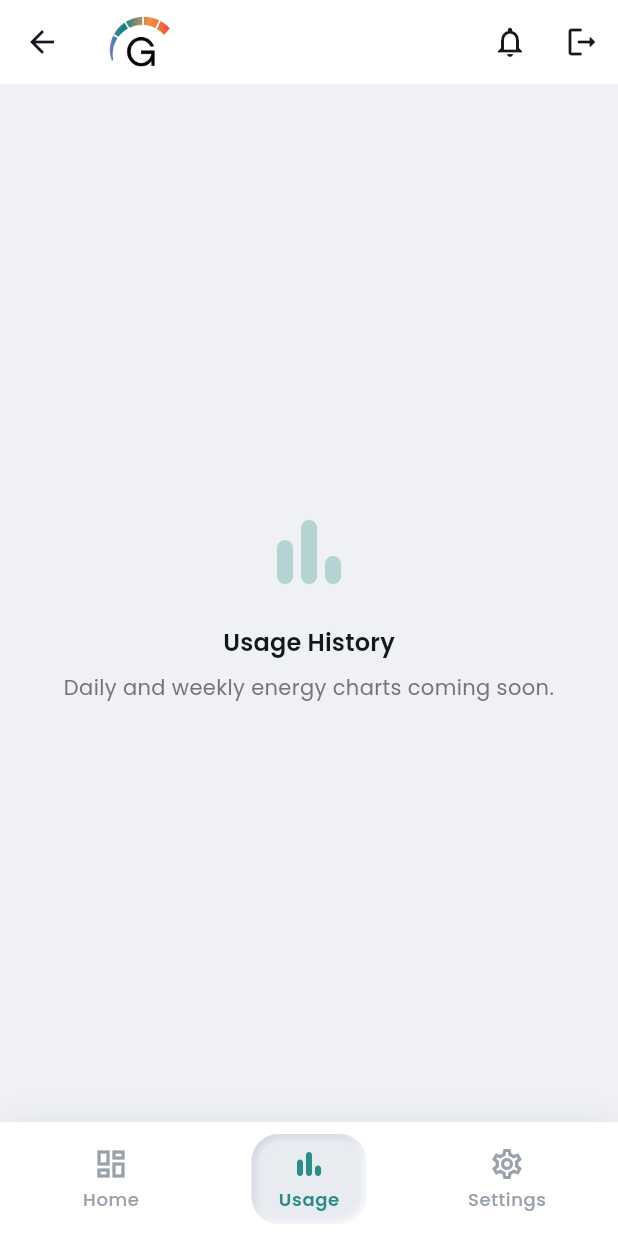
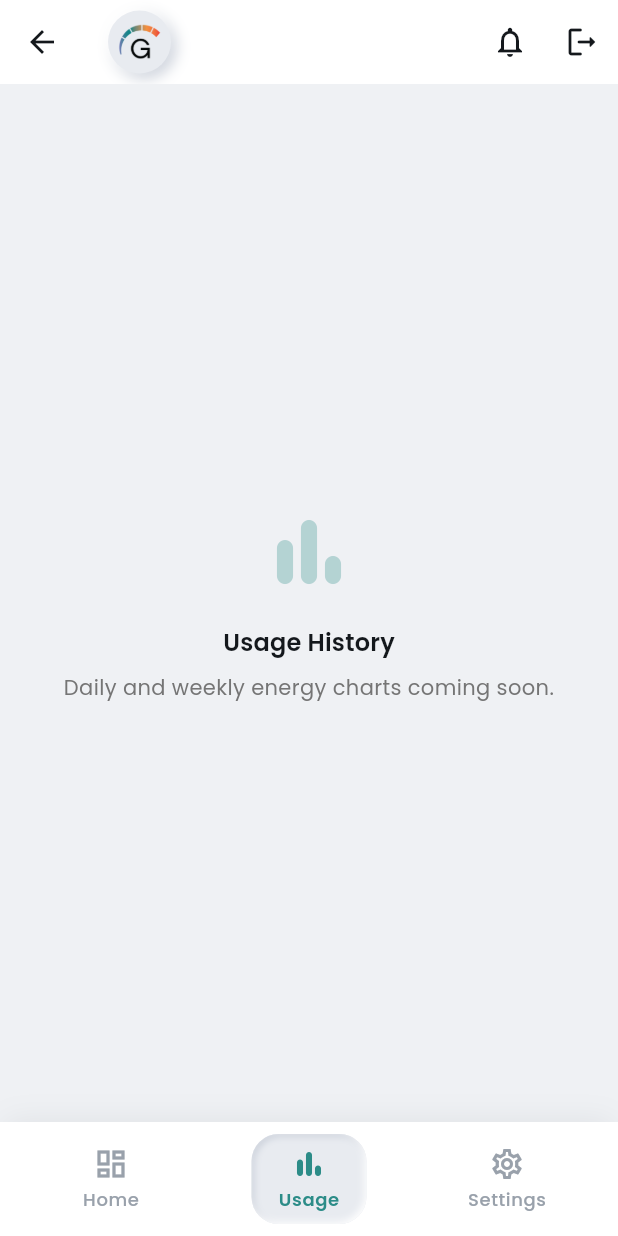
Before and after one commit to Belesprit26/gs_rework, a Flutter app: the DashboardPage screen opened directly, item 2 of the bottom bar chosen, on a phone screen of 412 x 824 dp. Run offline on Flutter 3.47's test engine with Material 3 defaults, Android fonts, the phone set to English and light mode, and no system bars; our stand-ins replace cloud_firestore, cloud_functions, connectivity_plus, drift, equatable, firebase_auth and 15 more; missing offline and left inert: network_info_plus, workmanager; accounts and stored records are empty; generated files the repository leaves out were written again; network calls fail; statements that could not run were skipped.

Commit message:
fix(ui): badge plinth colour follows its background; loud asset fallback
AuthLogoBadge took a plinth on/off bool; the neu disc only blends when its colour matches the ground it sits on. Replaced with a plinthColor parameter so the same badge blends on both the neuBase auth screen and (via the app bar taking neuBase) the dashboard bar. The missing-asset errorBuilder now logs loudly in debug instead of silently drawing an empty disc, which is what let a stale-bundle 'Asset not found' masquerade as a render bug. Doc-ref comments updated to documentation/.

```diff
--- a/lib/presentation/auth/auth_flow_view.dart
+++ b/lib/presentation/auth/auth_flow_view.dart
@@ -7,7 +7,7 @@ import 'widgets/neu_auth_widgets.dart';
 
 enum AuthMode { signIn, signUp }
 
-/// The auth screen, per DESIGN_LANGUAGE.md ("Applied: the auth
+/// The auth screen, per documentation/DESIGN_LANGUAGE.md ("Applied: the auth
 /// screens"): one `neuBase` surface edge to edge, the brand mark on a
 /// raised plinth as the single ramp moment, and the grooved mode well
 /// making sign-up an explicit lane. Depth budget: badge, mode well,
--- a/lib/presentation/auth/widgets/neu_auth_widgets.dart
+++ b/lib/presentation/auth/widgets/neu_auth_widgets.dart
@@ -4,7 +4,7 @@ import 'package:flutter/services.dart';
 import '../../shared/widgets/neu/neu.dart';
 import '../../theme/app_colors.dart';
 
-/// Soft-UI building blocks for the auth screens, per DESIGN_LANGUAGE.md.
+/// Soft-UI building blocks for the auth screens, per documentation/DESIGN_LANGUAGE.md.
 ///
 /// Deliberately auth-scoped: the shared [AppTextField]/[PrimaryButton]
 /// are used by provisioning and other screens the user has signed off
@@ -12,43 +12,35 @@ import '../../theme/app_colors.dart';
 
 // ── Logo badge ─────────────────────────────────────────────────────
 
-/// The brand mark (arc + G asset), optionally on a soft raised plinth.
+/// The brand mark (arc + G asset) on a soft raised plinth.
 ///
-/// The plinth's neu shadows only work over [AppColors.neuBase] — the
-/// white highlight needs the mid-tone ground to exist against. On
-/// white/`surface` contexts (the app bar), pass [plinth] false and the
-/// mark stands alone, exactly as the logo files present it on white:
-/// per DESIGN_LANGUAGE.md, depth belongs on the neu ground and stays
-/// off flat surfaces.
+/// The soft-UI trick only blends when the disc is the SAME color as
+/// the ground it sits on — the shadows alone reveal the shape. On the
+/// auth screen that ground is [AppColors.neuBase] (the default); on
+/// the `surface`-white app bar, pass [plinthColor] `AppColors.surface`
+/// so the disc melts into the bar the same way.
 class AuthLogoBadge extends StatelessWidget {
-  const AuthLogoBadge({super.key, this.size = 96, this.plinth = true});
+  const AuthLogoBadge({
+    super.key,
+    this.size = 96,
+    this.plinthColor = AppColors.neuBase,
+  });
 
-  /// Overall diameter with a plinth; the mark's width without one.
+  /// Overall diameter of the plinth.
   final double size;
 
-  /// Whether to draw the raised neuBase disc behind the mark.
-  final bool plinth;
+  /// Must match the background the badge sits on.
+  final Color plinthColor;
 
   @override
   Widget build(BuildContext context) {
     // Proportions tuned at size 96 (mark 65 wide, shadows 7/18).
-    final markWidth = plinth ? size * (65 / 96) : size;
-    final mark = Image.asset(
-      'assets/logos/GS_EC1.png',
-      width: markWidth,
-      // The mark must never distort; if the asset is missing in a dev
-      // build, show nothing rather than a broken-image icon.
-      errorBuilder: (_, __, ___) =>
-          SizedBox(width: markWidth, height: markWidth * (50 / 58)),
-    );
-
-    if (!plinth) return mark;
-
+    final markWidth = size * (65 / 96);
     return Container(
       width: size,
       height: size,
       decoration: BoxDecoration(
-        color: AppColors.neuBase,
+        color: plinthColor,
         shape: BoxShape.circle,
         boxShadow: neuRaisedShadows(
           distance: size * (7 / 96),
@@ -56,7 +48,20 @@ class AuthLogoBadge extends StatelessWidget {
         ),
       ),
       alignment: Alignment.center,
-      child: mark,
+      child: Image.asset(
+        'assets/logos/GS_EC1.png',
+        width: markWidth,
+        // Fail loudly in debug — a silently empty plinth is impossible
+        // to tell apart from a stale build. (Adding an asset needs a
+        // full rebuild + reinstall; hot reload will not pick it up.)
+        errorBuilder: (_, error, __) {
+          assert(() {
+            debugPrint('[Logo] assets/logos/GS_EC1.png failed to load: $error');
+            return true;
+          }());
+          return SizedBox(width: markWidth, height: markWidth * (50 / 58));
+        },
+      ),
     );
   }
 }
```
